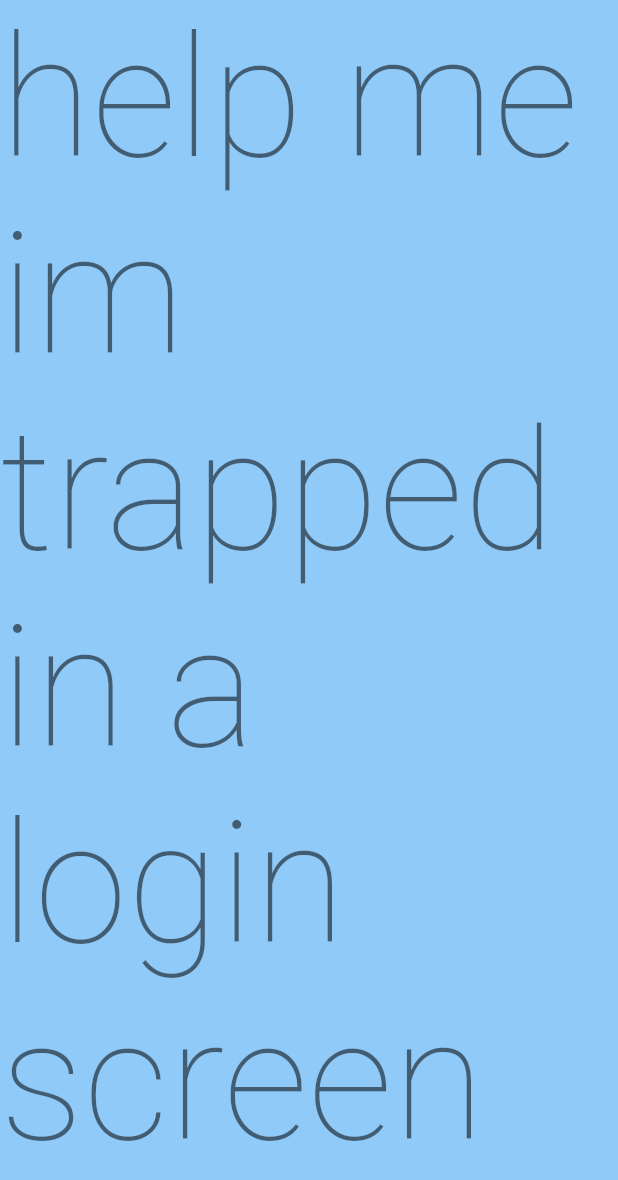
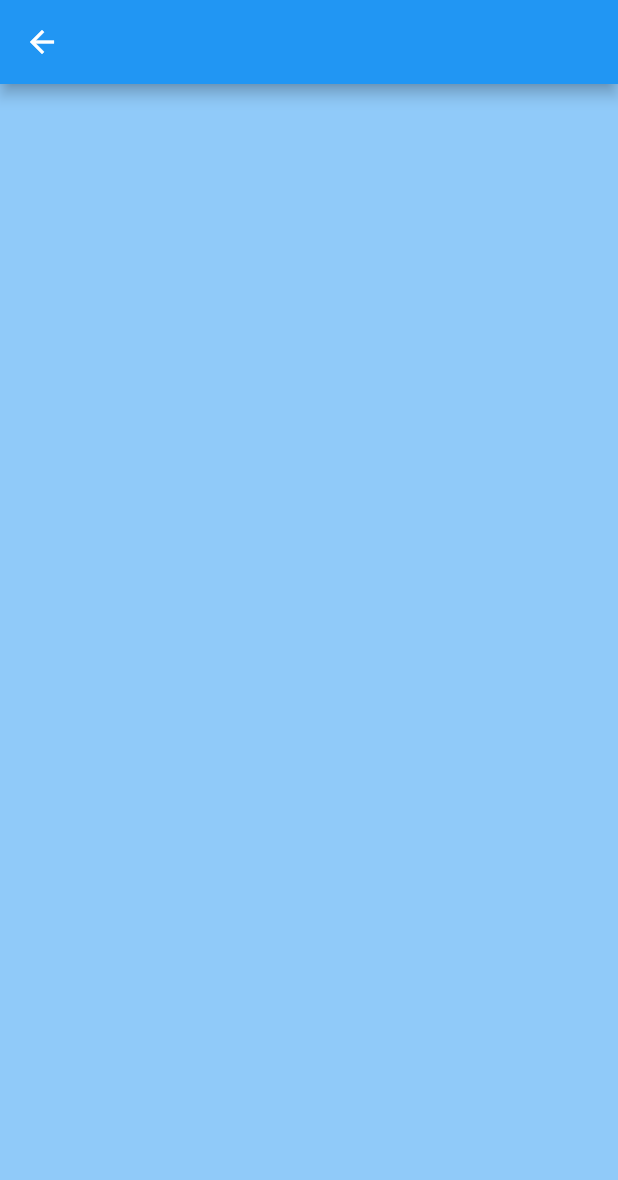
Before and after one commit to jakelang01/gamegeek, a Flutter app: the screen it shows after launch, in the side drawer, after a tap on "Login Screen", on a phone screen of 412 x 824 dp. Shown: the top 1180 px of the screen. Run offline on Flutter 3.47's test engine with Material 2 defaults, Android fonts, the phone set to English and light mode, and no system bars; our stand-ins replace cloud_firestore, csv, firebase_core; missing offline and left inert: flutter_alarm_clock; accounts and stored records are empty.

Commit message:
adds appbar to login screen

```diff
--- a/lib/screens/login_screen.dart
+++ b/lib/screens/login_screen.dart
@@ -15,11 +15,10 @@ class _LoginScreen extends State<LoginScreen> {
   }
 
   Widget build(BuildContext context) {
-    return Container(
-      color: Theme.of(context).backgroundColor,
-      child: Text('help me im trapped in a login screen',
-          style: Theme.of(context).textTheme.headline1,
-      ),
+    return Scaffold(
+      appBar: AppBar(),
+      backgroundColor: Theme.of(context).backgroundColor,
+      body: Container(),
     );
   }
 }
```
